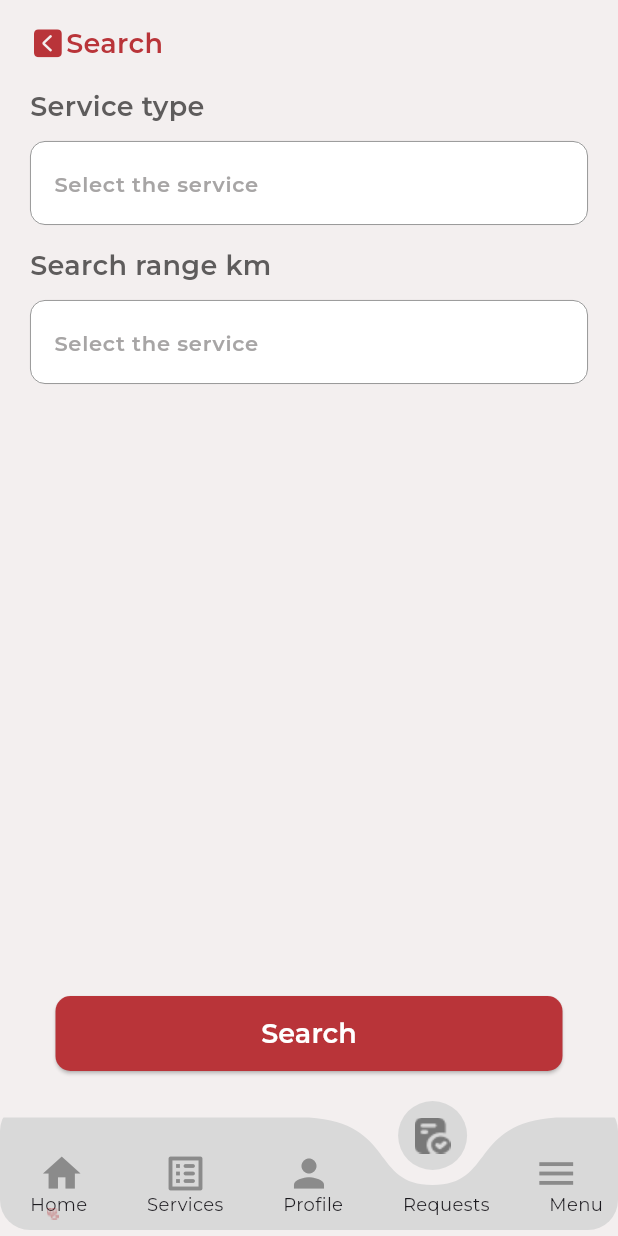
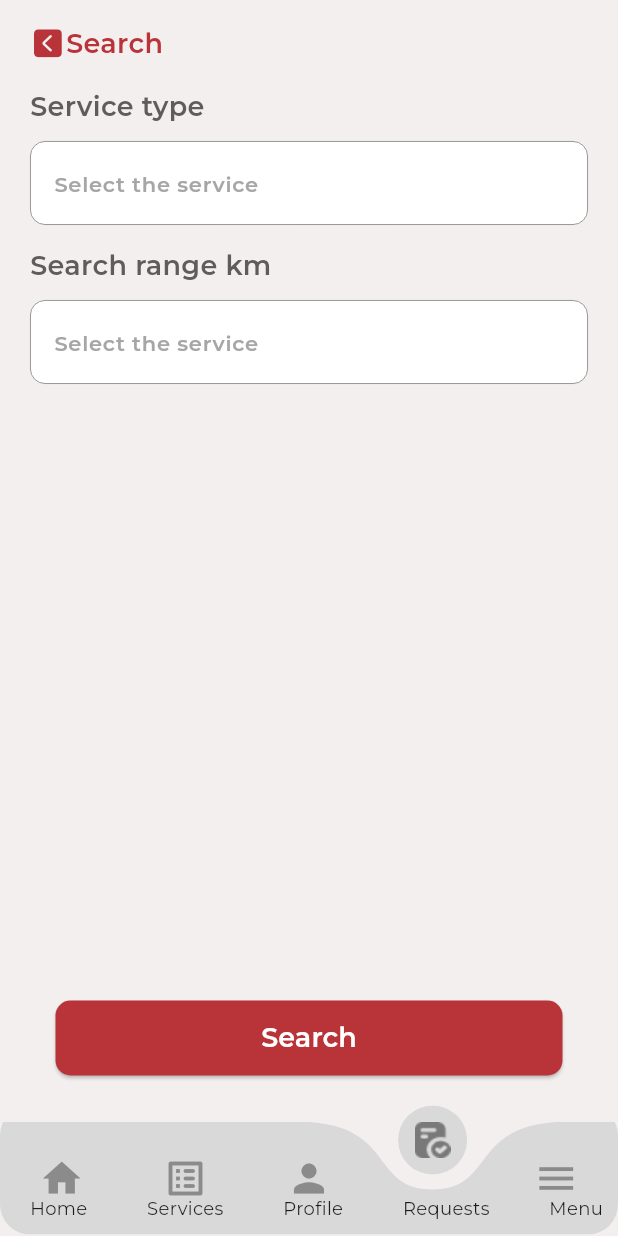
Before and after one commit to asmaaHasbo/beiti_care_app, a Flutter app: the screen it shows after launch, item 4 of the bottom bar chosen, on a phone screen of 412 x 824 dp. Run offline on Flutter 3.47's test engine with Material 3 defaults, Android fonts, the phone set to English and light mode, and no system bars; drawn by our look-alikes of curved_navigation_bar, searchfield; our stand-ins replace google_fonts; network calls fail.

Commit message:
refactor code done

```diff
--- a/lib/features/home/home_screen.dart
+++ b/lib/features/home/home_screen.dart
@@ -2,7 +2,6 @@ import 'package:flutter/cupertino.dart';
 import 'package:flutter/material.dart';
 import 'package:smart_project_test/features/home/widgets/home_screen_body.dart';
 
-import '../../core/themes/colors.dart';
 
 class HomeScreen extends StatelessWidget {
   const HomeScreen({super.key});
--- a/lib/features/home/widgets/custom_bottom_navigation.dart
+++ b/lib/features/home/widgets/custom_bottom_navigation.dart
@@ -52,10 +52,10 @@ class CustomBottomNavigation extends StatelessWidget {
         ),
       ),
 
-      Padding(
-        padding: const EdgeInsets.only(top: 60, left: 20),
-        child: Image.asset("assets/images/service_listhen_icon.png", width: 30, height: 30),
-      ),
+      // Padding(
+      //   padding: const EdgeInsets.only(top: 60, left: 20),
+      //   child: Image.asset("assets/images/service_listhen_icon.png", width: 30, height: 30),
+      // ),
     ],
   );
   }
--- a/lib/features/home/widgets/home_screen_body.dart
+++ b/lib/features/home/widgets/home_screen_body.dart
@@ -16,9 +16,9 @@ class HomeScreenBody extends StatefulWidget {
 
 class _HomeScreenBodyState extends State<HomeScreenBody> {
   List<Widget> screens = [
+    const MedicalTestsScreen(),
     const DoctorsScreen(),
     const ServicesScreen(),
-    const MedicalTestsScreen(),
     const SearchScreen(),
     const FailureScreen(),
   ];
```
Also changed, not shown: 4 other files.
